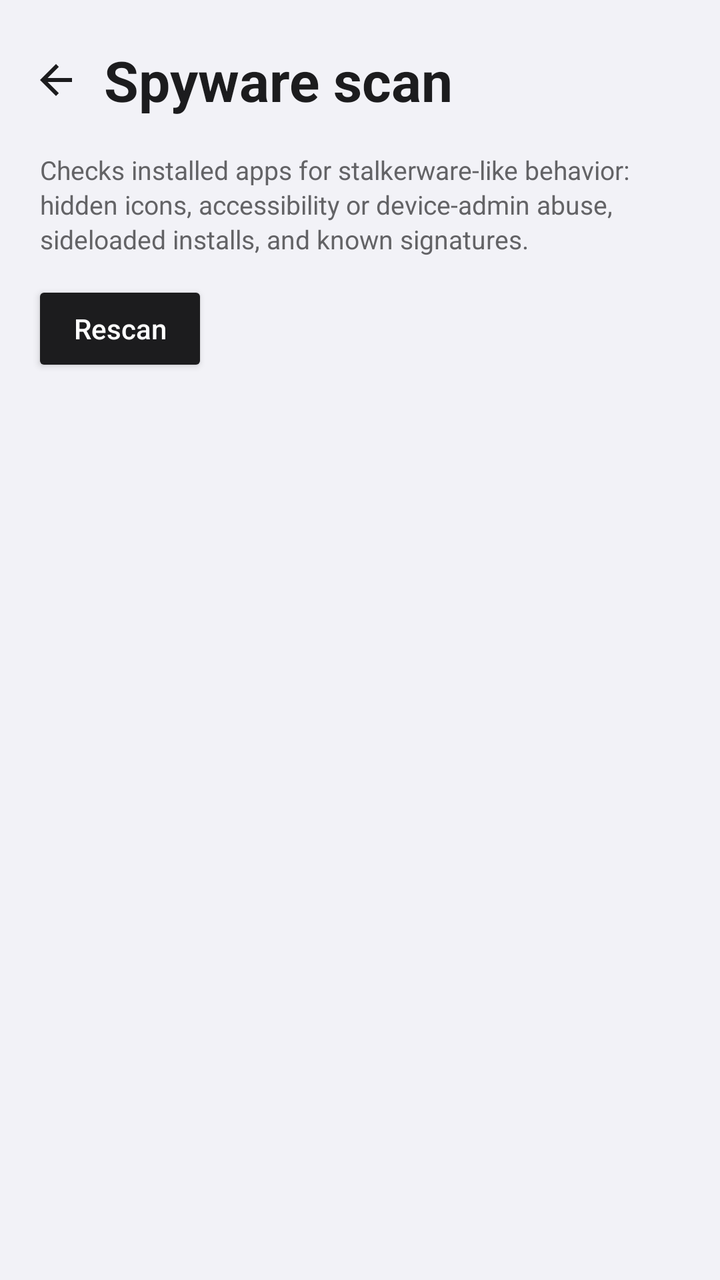
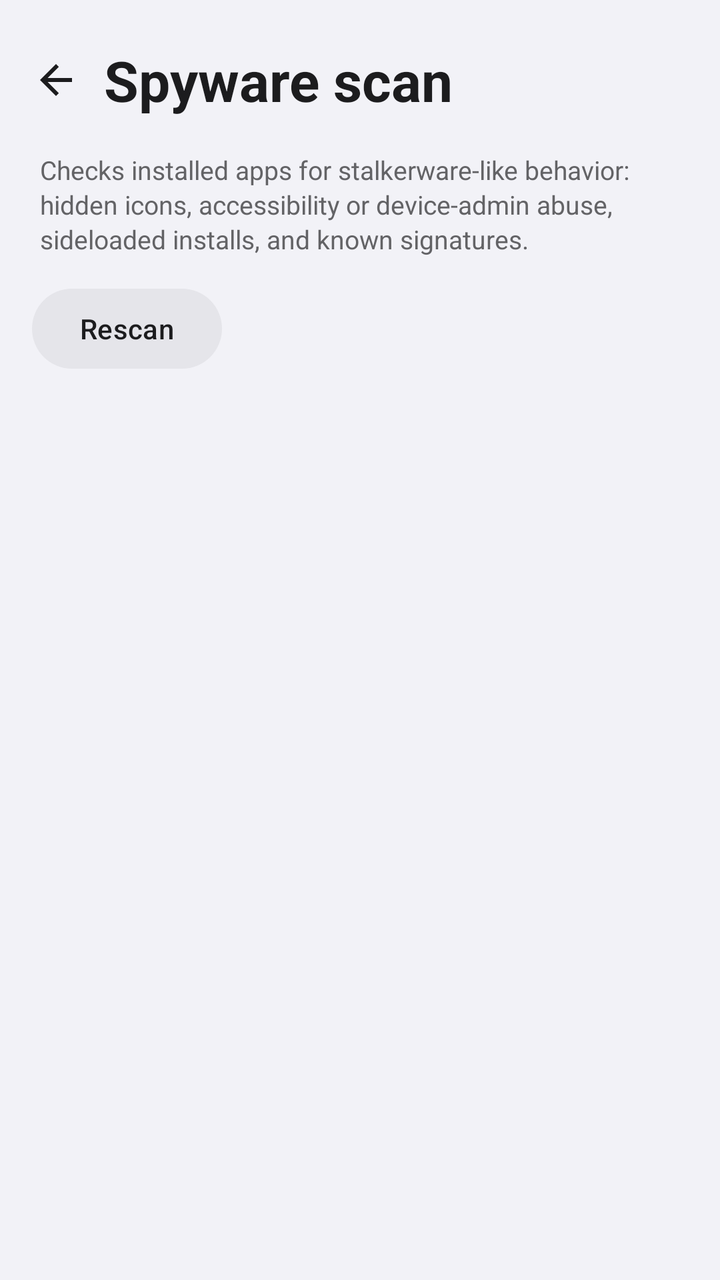

Two renders of the same Android screen: before a commit and after it. Below are the layout's source before the change and the commit's diff.
<!-- AndroidManifest.xml: application theme Theme.Aegis -->
<!-- res/layout/activity_spyware_scan.xml -->
<?xml version="1.0" encoding="utf-8"?>
<LinearLayout xmlns:android="http://schemas.android.com/apk/res/android"
    xmlns:app="http://schemas.android.com/apk/res-auto"
    android:layout_width="match_parent"
    android:layout_height="match_parent"
    android:background="@color/md_theme_background"
    android:orientation="vertical">

    
    <androidx.constraintlayout.widget.ConstraintLayout
        android:layout_width="match_parent"
        android:layout_height="wrap_content"
        android:paddingStart="8dp"
        android:paddingEnd="16dp"
        android:paddingTop="20dp"
        android:paddingBottom="12dp">

        <ImageButton
            android:id="@+id/btnBack"
            android:layout_width="40dp"
            android:layout_height="40dp"
            android:background="?attr/selectableItemBackgroundBorderless"
            android:contentDescription="Back"
            android:padding="8dp"
            android:src="@drawable/ic_arrow_back_black_24dp"
            app:layout_constraintBottom_toBottomOf="parent"
            app:layout_constraintStart_toStartOf="parent"
            app:layout_constraintTop_toTopOf="parent"
            app:tint="@color/md_theme_onBackground" />

        <TextView
            android:id="@+id/tvTitle"
            android:layout_width="0dp"
            android:layout_height="wrap_content"
            android:layout_marginStart="4dp"
            android:text="Spyware scan"
            android:textColor="@color/md_theme_onBackground"
            android:textSize="28sp"
            android:textStyle="bold"
            app:layout_constraintBottom_toBottomOf="parent"
            app:layout_constraintEnd_toEndOf="parent"
            app:layout_constraintStart_toEndOf="@+id/btnBack"
            app:layout_constraintTop_toTopOf="parent" />
    </androidx.constraintlayout.widget.ConstraintLayout>

    <TextView
        android:layout_width="match_parent"
        android:layout_height="wrap_content"
        android:layout_marginStart="20dp"
        android:layout_marginEnd="20dp"
        android:layout_marginTop="4dp"
        android:layout_marginBottom="12dp"
        android:lineSpacingExtra="2dp"
        android:text="Checks installed apps for stalkerware-like behavior: hidden icons, accessibility or device-admin abuse, sideloaded installs, and known signatures."
        android:textColor="@color/color_label_secondary"
        android:textSize="13sp" />

    <Button
        android:id="@+id/btnScan"
        android:layout_width="wrap_content"
        android:layout_height="wrap_content"
        android:layout_marginStart="16dp"
        android:layout_marginEnd="16dp"
        android:backgroundTint="@color/md_theme_primary"
        android:text="Rescan"
        android:textAllCaps="false"
        android:textColor="@color/md_theme_onPrimary" />

    
    <LinearLayout
        android:layout_width="match_parent"
        android:layout_height="wrap_content"
        android:layout_marginStart="20dp"
        android:layout_marginEnd="20dp"
        android:layout_marginTop="12dp"
        android:gravity="center_vertical"
        android:orientation="horizontal">

        <ProgressBar
            android:id="@+id/pbScan"
            style="?android:attr/progressBarStyleSmall"
            android:layout_width="20dp"
            android:layout_height="20dp"
            android:layout_marginEnd="8dp"
            android:visibility="gone" />

        <TextView
            android:id="@+id/tvStatus"
            android:layout_width="wrap_content"
            android:layout_height="wrap_content"
            android:textColor="@color/color_label_secondary"
            android:textSize="13sp"
            android:textStyle="bold" />
    </LinearLayout>

    <TextView
        android:id="@+id/tvEmpty"
        android:layout_width="match_parent"
        android:layout_height="wrap_content"
        android:layout_marginStart="20dp"
        android:layout_marginEnd="20dp"
        android:layout_marginTop="24dp"
        android:text="✓ No suspicious apps found"
        android:textColor="@color/color_on"
        android:textSize="15sp"
        android:textStyle="bold"
        android:visibility="gone" />

    <ScrollView
        android:layout_width="match_parent"
        android:layout_height="0dp"
        android:layout_weight="1"
        android:layout_marginTop="12dp"
        android:clipToPadding="false"
        android:paddingBottom="16dp">

        <LinearLayout
            android:id="@+id/llFindings"
            android:layout_width="match_parent"
            android:layout_height="wrap_content"
            android:orientation="vertical" />
    </ScrollView>
</LinearLayout>
<!-- resources referenced by this layout -->
<resources>
  <color name="color_label_secondary">#636366</color>
  <color name="color_on">#34C759</color>
  <color name="md_theme_background">#F2F2F7</color>
  <color name="md_theme_onBackground">#1C1C1E</color>
  <color name="md_theme_onPrimary">#FFFFFF</color>
  <color name="md_theme_primary">#1C1C1E</color>
  <!-- drawable ic_arrow_back_black_24dp (drawable) -->
  <?xml version="1.0" encoding="utf-8"?>
  <vector xmlns:android="http://schemas.android.com/apk/res/android"
      android:width="24dp"
      android:height="24dp"
      android:viewportWidth="24"
      android:viewportHeight="24">
      <path
          android:fillColor="#FF000000"
          android:pathData="M20,11H7.83l5.59,-5.59L12,4l-8,8 8,8 1.41,-1.41L7.83,13H20v-2z" />
  </vector>
  <color name="md_theme_primaryContainer">#E5E5EA</color>
  <color name="md_theme_onPrimaryContainer">#1C1C1E</color>
  <color name="md_theme_primaryFixed">#E5E5EA</color>
  <color name="md_theme_primaryFixedDim">#C7C7CC</color>
  <color name="md_theme_onPrimaryFixed">#1C1C1E</color>
  <color name="md_theme_onPrimaryFixedVariant">#3A3A3C</color>
  <color name="md_theme_secondary">#636366</color>
  <color name="md_theme_onSecondary">#FFFFFF</color>
  <color name="md_theme_secondaryContainer">#F2F2F7</color>
  <color name="md_theme_onSecondaryContainer">#3A3A3C</color>
  <color name="md_theme_secondaryFixed">#F2F2F7</color>
  <color name="md_theme_secondaryFixedDim">#E5E5EA</color>
  <color name="md_theme_onSecondaryFixed">#3A3A3C</color>
  <color name="md_theme_onSecondaryFixedVariant">#636366</color>
  <color name="md_theme_tertiary">#007AFF</color>
  <color name="md_theme_onTertiary">#FFFFFF</color>
  <color name="md_theme_tertiaryContainer">#E8F1FF</color>
  <color name="md_theme_onTertiaryContainer">#004DB3</color>
  <color name="md_theme_tertiaryFixed">#E8F1FF</color>
  <color name="md_theme_tertiaryFixedDim">#C5DCFF</color>
  <color name="md_theme_onTertiaryFixed">#003D99</color>
  <color name="md_theme_onTertiaryFixedVariant">#0056CC</color>
  <color name="md_theme_error">#FF3B30</color>
  <color name="md_theme_onError">#FFFFFF</color>
  <color name="md_theme_errorContainer">#FFE5E3</color>
  <color name="md_theme_onErrorContainer">#7D0000</color>
  <color name="md_theme_surface">#FFFFFF</color>
  <color name="md_theme_onSurface">#1C1C1E</color>
  <color name="md_theme_surfaceVariant">#F2F2F7</color>
  <color name="md_theme_onSurfaceVariant">#636366</color>
  <color name="md_theme_inverseSurface">#1C1C1E</color>
  <color name="md_theme_inverseOnSurface">#F2F2F7</color>
  <color name="md_theme_inversePrimary">#E5E5EA</color>
  <color name="md_theme_surfaceBright">#FFFFFF</color>
  <color name="md_theme_surfaceDim">#DFDFE4</color>
  <color name="md_theme_surfaceContainerLowest">#FFFFFF</color>
  <color name="md_theme_surfaceContainerLow">#F8F8FB</color>
  <color name="md_theme_surfaceContainer">#F2F2F7</color>
  <color name="md_theme_surfaceContainerHigh">#EAEAEF</color>
  <color name="md_theme_surfaceContainerHighest">#E5E5EA</color>
  <color name="md_theme_outline">#C7C7CC</color>
  <color name="md_theme_outlineVariant">#E5E5EA</color>
  <color name="color_off">#FF3B30</color>
  <!-- drawable expander_black (drawable) -->
  ﻿<?xml version="1.0" encoding="utf-8"?>
  <level-list xmlns:android="http://schemas.android.com/apk/res/android">
      <item
          android:drawable="@drawable/ic_expand_more_black_24dp"
          android:maxLevel="0" />
      <item
          android:drawable="@drawable/ic_expand_less_black_24dp"
          android:maxLevel="1" />
  </level-list>
  <style name="AegisPreferenceTheme" parent="PreferenceThemeOverlay.v14.Material">
          
          <item name="android:textColorSecondary">@color/color_label_secondary</item>
          
          <item name="iconSpaceReserved">false</item>
      </style>
  <color name="color_surface_card">#FFFFFF</color>
  <!-- unchanged entries left out for length: 11 -->
</resources>

<!-- the commit's change to res/layout/activity_spyware_scan.xml (unified diff, before → after) -->
@@ -55,16 +55,18 @@
         android:textColor="@color/color_label_secondary"
         android:textSize="13sp" />
 
-    <Button
+    <com.google.android.material.button.MaterialButton
         android:id="@+id/btnScan"
+        style="@style/Widget.Material3.Button.TonalButton"
         android:layout_width="wrap_content"
         android:layout_height="wrap_content"
         android:layout_marginStart="16dp"
         android:layout_marginEnd="16dp"
-        android:backgroundTint="@color/md_theme_primary"
         android:text="Rescan"
         android:textAllCaps="false"
-        android:textColor="@color/md_theme_onPrimary" />
+        android:textColor="@color/md_theme_onPrimaryContainer"
+        app:backgroundTint="@color/md_theme_primaryContainer"
+        app:cornerRadius="20dp" />
 
     
     <LinearLayout
@@ -93,6 +95,20 @@
             android:textStyle="bold" />
     </LinearLayout>
 
+    
+    <TextView
+        android:id="@+id/tvScanSummary"
+        android:layout_width="match_parent"
+        android:layout_height="wrap_content"
+        android:layout_marginStart="20dp"
+        android:layout_marginEnd="20dp"
+        android:layout_marginTop="8dp"
+        android:layout_marginBottom="4dp"
+        android:text="@string/spyware_scan_clean_summary"
+        android:textColor="@color/color_label_secondary"
+        android:textSize="13sp"
+        android:visibility="gone" />
+
     <TextView
         android:id="@+id/tvEmpty"
         android:layout_width="match_parent"
@@ -107,6 +123,7 @@
         android:visibility="gone" />
 
     <ScrollView
+        android:id="@+id/scrollSpyware"
         android:layout_width="match_parent"
         android:layout_height="0dp"
         android:layout_weight="1"
<!-- resource entries referenced after the edit -->
@@ -17,6 +17,7 @@
           android:fillColor="#FF000000"
           android:pathData="M20,11H7.83l5.59,-5.59L12,4l-8,8 8,8 1.41,-1.41L7.83,13H20v-2z" />
   </vector>
+  <string name="spyware_scan_clean_summary">No known spyware found. These apps have powerful permissions.</string>
   <color name="md_theme_primaryContainer">#E5E5EA</color>
   <color name="md_theme_onPrimaryContainer">#1C1C1E</color>
   <color name="md_theme_primaryFixed">#E5E5EA</color>
